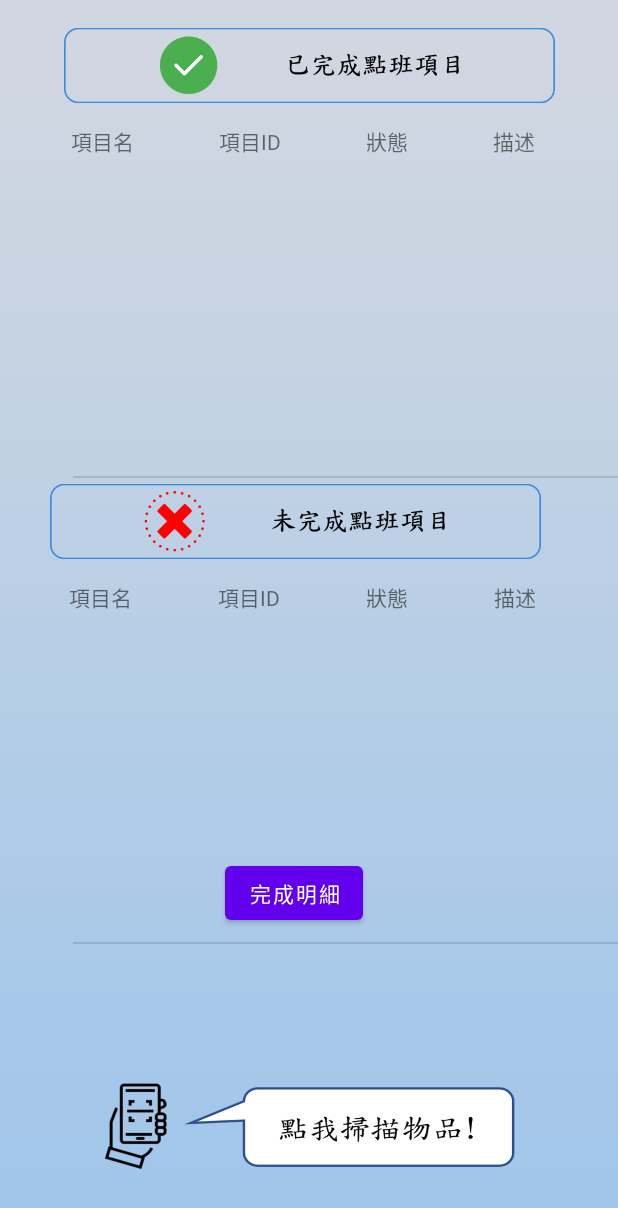
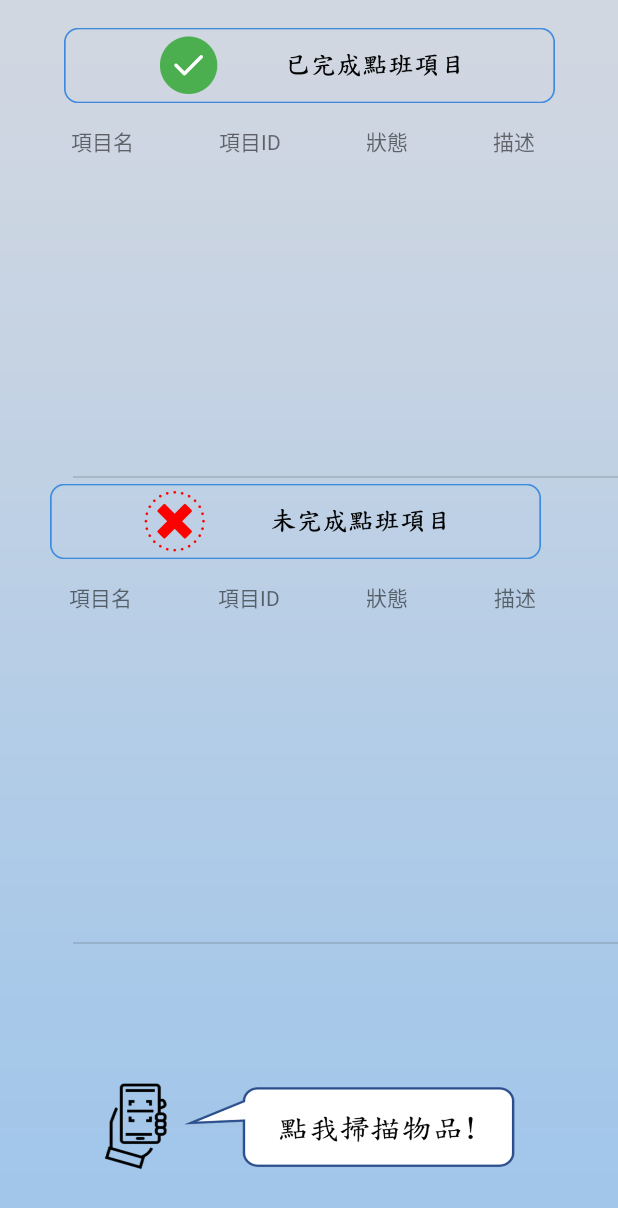
Before and after one commit to JoanneHsia/ProjectGrade3_two, an Android app: the layout activity_todo_list.xml on its own in the app's theme, with its tools: preview values and no code run, on a phone screen of 412 x 824 dp. Shown: the top 1208 px of the screen. Run offline under Robolectric (Android 15) with nearby library versions, the phone set to English and light mode, and no system bars; network calls fail.

Commit message:
todo頁面先恢復原狀

```diff
--- a/app/src/main/res/layout/activity_todo_list.xml
+++ b/app/src/main/res/layout/activity_todo_list.xml
@@ -85,16 +85,6 @@
 
     </TableLayout>
 
-    <Button
-        android:id="@+id/btn_list"
-        android:layout_width="wrap_content"
-        android:layout_height="wrap_content"
-        android:layout_marginStart="150dp"
-        android:layout_marginTop="150dp"
-        android:text="完成明細"
-        app:layout_constraintStart_toStartOf="parent"
-        app:layout_constraintTop_toTopOf="@+id/undo_list" />
-
     <LinearLayout
         android:id="@+id/linearLayout4"
         android:layout_width="366dp"
```
Also changed, not shown: app/src/main/java/com/example/projectgrade3_two/TodoListActivity.java (+2 -20 lines).
